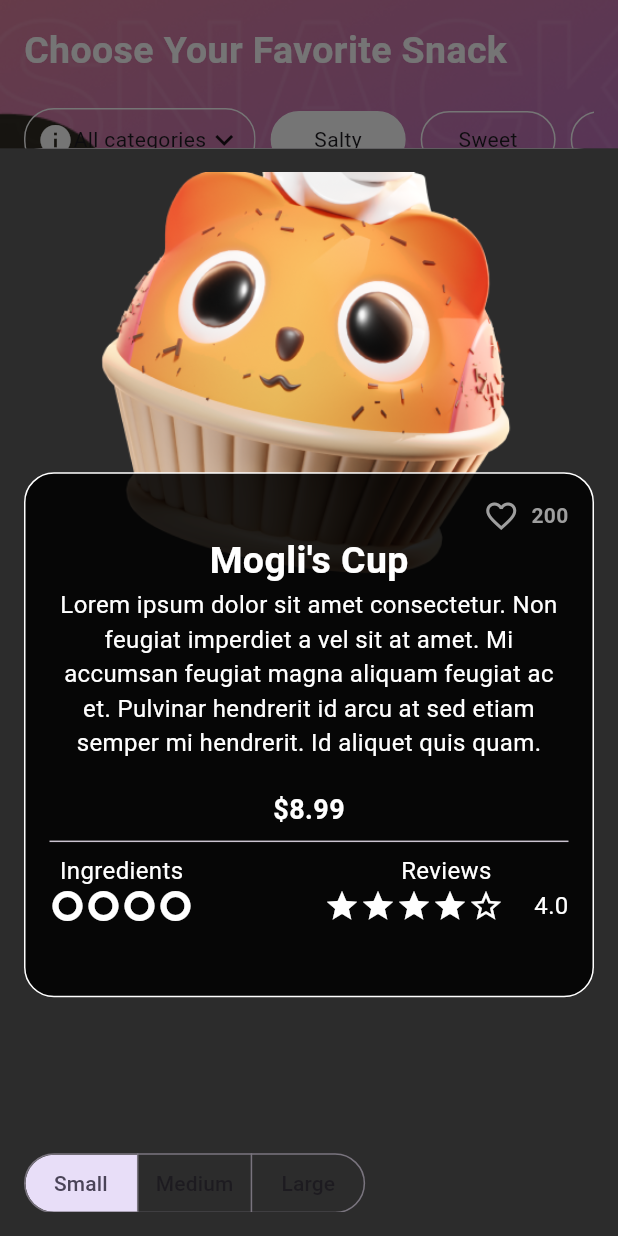
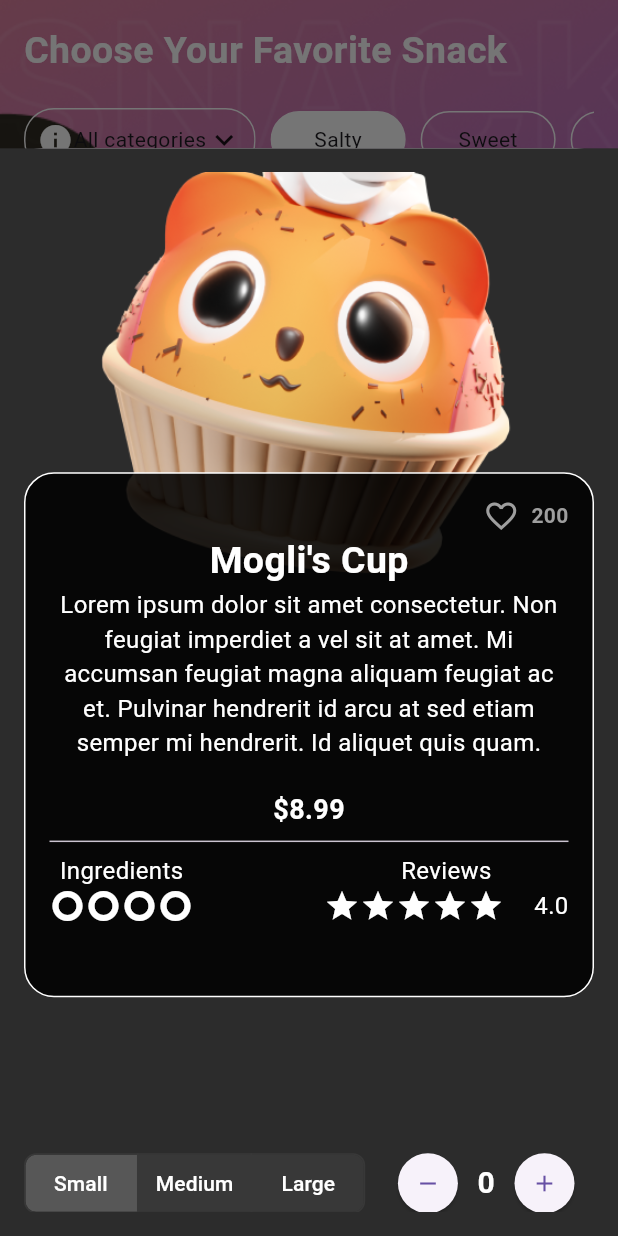
Before and after one commit to Jura17/p17_jp_app, a Flutter app: the MainScreen screen opened directly, after a tap on "Mogli's Cup", on a phone screen of 412 x 824 dp. Run offline on Flutter 3.47's test engine with Material 3 defaults, Android fonts, the phone set to English and light mode, and no system bars.

Commit message:
work on colors for recommendation card; improve border radius

```diff
--- a/lib/main.dart
+++ b/lib/main.dart
@@ -1,6 +1,6 @@
 import 'package:flutter/material.dart';
 
-import 'package:p17_jp_app/screens/start_screen.dart';
+import 'package:p17_jp_app/screens/splash_screen.dart';
 
 void main() {
   runApp(const MainApp());
@@ -13,7 +13,7 @@ class MainApp extends StatelessWidget {
   Widget build(BuildContext context) {
     return const MaterialApp(
       debugShowCheckedModeBanner: false,
-      home: StartScreen(),
+      home: SplashScreen(),
     );
   }
 }
--- a/lib/screens/main_screen.dart
+++ b/lib/screens/main_screen.dart
@@ -59,7 +59,7 @@ class MainScreen extends StatelessWidget {
                       spacing: 20,
                       children: [
                         RecommendationCard(
-                          imageURL: "assets/graphics/cupkake_cat.png",
+                          imageURL: "assets/graphics/cupcake_cat.png",
                           dishTitle: "Mogli's Cup",
                           dishDescription: "Strawberry ice cream",
                           rating: 4.0,
--- a/lib/screens/start_screen.dart
+++ b/lib/screens/splash_screen.dart
@@ -2,8 +2,8 @@ import 'dart:ui';
 import 'package:flutter/material.dart';
 import 'package:p17_jp_app/screens/main_screen.dart';
 
-class StartScreen extends StatelessWidget {
-  const StartScreen({super.key});
+class SplashScreen extends StatelessWidget {
+  const SplashScreen({super.key});
 
   @override
   Widget build(BuildContext context) {
--- a/lib/widgets/details_info_card.dart
+++ b/lib/widgets/details_info_card.dart
@@ -1,4 +1,5 @@
 import 'package:flutter/material.dart';
+import 'package:p17_jp_app/widgets/rating_star.dart';
 
 class DetailsInfoCard extends StatelessWidget {
   final String dishTitle;
@@ -32,9 +33,7 @@ class DetailsInfoCard extends StatelessWidget {
             Row(
               spacing: 8,
               children: [
-                Expanded(
-                  child: Text(""),
-                ),
+                Spacer(),
                 Icon(
                   Icons.favorite_border,
                   color: Colors.grey,
@@ -106,26 +105,11 @@ class DetailsInfoCard extends StatelessWidget {
                         style: TextStyle(color: Colors.white, fontSize: 16)),
                     Row(
                       children: [
-                        Icon(
-                          Icons.star,
-                          color: Colors.white,
-                        ),
-                        Icon(
-                          Icons.star,
-                          color: Colors.white,
-                        ),
-                        Icon(
-                          Icons.star,
-                          color: Colors.white,
-                        ),
-                        Icon(
-                          Icons.star,
-                          color: Colors.white,
-                        ),
-                        Icon(
-                          Icons.star_border_outlined,
-                          color: Colors.white,
-                        ),
+                        RatingStar(),
+                        RatingStar(),
+                        RatingStar(),
+                        RatingStar(),
+                        RatingStar(),
                         SizedBox(
                           width: 20,
                         ),
--- /dev/null
+++ b/lib/widgets/details_view_order_now_button.dart
@@ -0,0 +1,23 @@
+import 'package:flutter/material.dart';
+
+class DetailsViewOrderNowButton extends StatelessWidget {
+  const DetailsViewOrderNowButton({
+    super.key,
+  });
+
+  @override
+  Widget build(BuildContext context) {
+    return FilledButton(
+      style: FilledButton.styleFrom(
+          minimumSize: Size(double.infinity, 50),
+          backgroundColor: Colors.pink,
+          shape:
+              RoundedRectangleBorder(borderRadius: BorderRadius.circular(10))),
+      onPressed: () {},
+      child: Padding(
+        padding: const EdgeInsets.only(left: 32.0, right: 32.0),
+        child: Text("Order Now"),
+      ),
+    );
+  }
+}
--- /dev/null
+++ b/lib/widgets/order_amount_button.dart
@@ -0,0 +1,43 @@
+import 'package:flutter/material.dart';
+
+class OrderAmountButton extends StatefulWidget {
+  const OrderAmountButton({super.key});
+
+  @override
+  State<OrderAmountButton> createState() => _OrderAmountButtonState();
+}
+
+class _OrderAmountButtonState extends State<OrderAmountButton> {
+  int amount = 0;
+
+  @override
+  Widget build(BuildContext context) {
+    return Row(
+      children: [
+        ElevatedButton.icon(
+          onPressed: () {
+            setState(() {
+              if (amount > 0) amount--;
+            });
+          },
+          label: Icon(Icons.remove),
+          style: ElevatedButton.styleFrom(shape: CircleBorder()),
+        ),
+        Text(
+          amount.toString(),
+          style: TextStyle(
+              fontWeight: FontWeight.bold, color: Colors.white, fontSize: 20),
+        ),
+        ElevatedButton.icon(
+          onPressed: () {
+            setState(() {
+              if (amount < 20) amount++;
+            });
+          },
+          label: Icon(Icons.add),
+          style: ElevatedButton.styleFrom(shape: CircleBorder()),
+        ),
+      ],
+    );
+  }
+}
--- /dev/null
+++ b/lib/widgets/order_size_segment_button.dart
@@ -0,0 +1,51 @@
+import 'package:flutter/material.dart';
+
+enum OrderSize {
+  small,
+  medium,
+  large,
+}
+
+class OrderSizeSegmentButton extends StatefulWidget {
+  const OrderSizeSegmentButton({super.key});
+
+  @override
+  State<OrderSizeSegmentButton> createState() => _OrderSizeSegmentButtonState();
+}
+
+class _OrderSizeSegmentButtonState extends State<OrderSizeSegmentButton> {
+  Set<OrderSize> _selected = {OrderSize.small};
+
+  @override
+  Widget build(BuildContext context) {
+    return SegmentedButton<OrderSize>(
+      style: SegmentedButton.styleFrom(
+        foregroundColor: Colors.white,
+        backgroundColor: Color.fromARGB(255, 56, 56, 56),
+        selectedBackgroundColor: Color.fromARGB(255, 87, 87, 87),
+        selectedForegroundColor: Colors.white,
+        shape: RoundedRectangleBorder(
+          borderRadius: BorderRadius.circular(8),
+        ),
+        side: BorderSide(color: Color.fromARGB(255, 56, 56, 56)),
+      ),
+      emptySelectionAllowed: false,
+      showSelectedIcon: false,
+      multiSelectionEnabled: false,
+      segments: <ButtonSegment<OrderSize>>[
+        ButtonSegment<OrderSize>(value: OrderSize.small, label: Text("Small")),
+        ButtonSegment<OrderSize>(
+            value: OrderSize.medium, label: Text("Medium")),
+        ButtonSegment<OrderSize>(value: OrderSize.large, label: Text("Large")),
+      ],
+      selected: _selected,
+      onSelectionChanged: updateSelected,
+    );
+  }
+
+  void updateSelected(Set<OrderSize> newSelection) {
+    setState(() {
+      _selected = newSelection;
+    });
+  }
+}
--- /dev/null
+++ b/lib/widgets/rating_star.dart
@@ -0,0 +1,27 @@
+import 'package:flutter/material.dart';
+
+class RatingStar extends StatefulWidget {
+  const RatingStar({
+    super.key,
+  });
+
+  @override
+  State<RatingStar> createState() => _RatingStarState();
+}
+
+class _RatingStarState extends State<RatingStar> {
+  bool filled = true;
+
+  @override
+  Widget build(BuildContext context) {
+    return GestureDetector(
+      onTap: () => setState(() {
+        filled = !filled;
+      }),
+      child: Icon(
+        filled ? Icons.star : Icons.star_border_outlined,
+        color: Colors.white,
+      ),
+    );
+  }
+}
--- a/lib/widgets/recommendation_card.dart
+++ b/lib/widgets/recommendation_card.dart
@@ -1,5 +1,8 @@
 import 'package:flutter/material.dart';
 import 'package:p17_jp_app/widgets/details_info_card.dart';
+import 'package:p17_jp_app/widgets/details_view_order_now_button.dart';
+import 'package:p17_jp_app/widgets/order_amount_button.dart';
+import 'package:p17_jp_app/widgets/order_size_segment_button.dart';
 
 class RecommendationCard extends StatelessWidget {
   final String imageURL;
@@ -33,39 +36,72 @@ class RecommendationCard extends StatelessWidget {
                 noOflikes: noOflikes,
                 rating: rating);
           }),
-      child: Card(
-        child: Padding(
-          padding: const EdgeInsets.all(8.0),
       child: Container(
-            width: 200,
+        width: 220,
         height: 300,
         decoration: BoxDecoration(
-              borderRadius: BorderRadius.circular(20),
+          gradient: LinearGradient(
+              begin: Alignment.topCenter,
+              end: Alignment(0, 1),
+              colors: <Color>[
+                Color(0x33ffffff),
+                Color(0x99908cf5),
+                Color(0xff8c5bea),
+              ]),
+          borderRadius: BorderRadius.circular(30),
           border: Border.all(color: Colors.white),
         ),
+        child: Padding(
+          padding: const EdgeInsets.all(16.0),
           child: Column(
-              mainAxisAlignment: MainAxisAlignment.center,
+            mainAxisAlignment: MainAxisAlignment.start,
+            crossAxisAlignment: CrossAxisAlignment.start,
             children: [
               Image(image: AssetImage(imageURL)),
-                Text(dishTitle),
-                Text(dishDescription),
+              Text(
+                dishTitle,
+                style: TextStyle(
+                    color: Colors.white,
+                    fontWeight: FontWeight.bold,
+                    fontSize: 15),
+              ),
+              Text(
+                dishDescription,
+                style: TextStyle(
+                    color: Colors.grey[400],
+                    fontWeight: FontWeight.w400,
+                    fontSize: 15),
+              ),
+              Spacer(),
               Row(
                 mainAxisAlignment: MainAxisAlignment.spaceBetween,
                 children: [
-                    Text("\$$price"),
+                  Text(
+                    "\$$price",
+                    style: TextStyle(
+                        color: Colors.white,
+                        fontWeight: FontWeight.bold,
+                        fontSize: 15),
+                  ),
                   Row(
+                    spacing: 5,
                     children: [
-                        Icon(Icons.favorite_border),
+                      Icon(
+                        Icons.favorite_border,
+                        color: Colors.grey[400],
+                      ),
                       Text(
                         noOflikes.toString(),
-                          style: TextStyle(fontWeight: FontWeight.bold),
+                        style: TextStyle(
+                            color: Colors.grey[400],
+                            fontWeight: FontWeight.w400,
+                            fontSize: 15),
                       ),
                     ],
                   ),
                 ],
               )
             ],
-            ),
           ),
         ),
       ),
@@ -94,15 +130,7 @@ class DetailsModalBottomSheet extends StatefulWidget {
       _DetailsModalBottomSheetState();
 }
 
-enum OrderSize {
-  small,
-  medium,
-  large,
-}
-
 class _DetailsModalBottomSheetState extends State<DetailsModalBottomSheet> {
-  Set<OrderSize> _selected = {OrderSize.small};
-
   @override
   Widget build(BuildContext context) {
     return FractionallySizedBox(
@@ -133,23 +161,9 @@ class _DetailsModalBottomSheetState extends State<DetailsModalBottomSheet> {
                 ),
                 Row(
                   children: [
-                    SegmentedButton<OrderSize>(
-                      // style: ButtonStyle(
-                      //     backgroundColor: ),
-                      emptySelectionAllowed: false,
-                      showSelectedIcon: false,
-                      multiSelectionEnabled: false,
-                      segments: <ButtonSegment<OrderSize>>[
-                        ButtonSegment<OrderSize>(
-                            value: OrderSize.small, label: Text("Small")),
-                        ButtonSegment<OrderSize>(
-                            value: OrderSize.medium, label: Text("Medium")),
-                        ButtonSegment<OrderSize>(
-                            value: OrderSize.large, label: Text("Large")),
-                      ],
-                      selected: _selected,
-                      onSelectionChanged: updateSelected,
-                    ),
+                    OrderSizeSegmentButton(),
+                    Spacer(),
+                    OrderAmountButton()
                   ],
                 ),
                 SizedBox(
@@ -163,32 +177,4 @@ class _DetailsModalBottomSheetState extends State<DetailsModalBottomSheet> {
       ),
     );
   }
-
-  void updateSelected(Set<OrderSize> newSelection) {
-    setState(() {
-      _selected = newSelection;
-    });
 }
-}
-
-class DetailsViewOrderNowButton extends StatelessWidget {
-  const DetailsViewOrderNowButton({
-    super.key,
-  });
-
-  @override
-  Widget build(BuildContext context) {
-    return FilledButton(
-      style: FilledButton.styleFrom(
-          minimumSize: Size(double.infinity, 50),
-          backgroundColor: Colors.pink,
-          shape:
-              RoundedRectangleBorder(borderRadius: BorderRadius.circular(10))),
-      onPressed: () {},
-      child: Padding(
-        padding: const EdgeInsets.only(left: 32.0, right: 32.0),
-        child: Text("Order Now"),
-      ),
-    );
-  }
-}
```
Also changed, not shown: assets/graphics/cupcake_cat.png (renamed from assets/graphics/cupkake_cat.png). Lines whose indentation alone changed are shown as unchanged.
